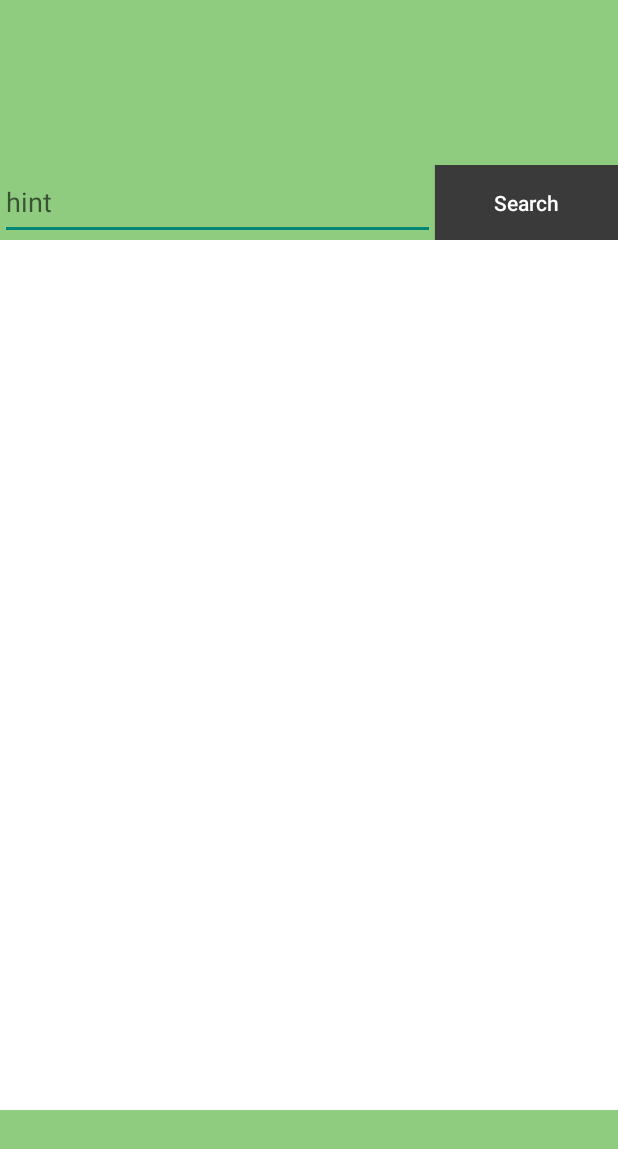
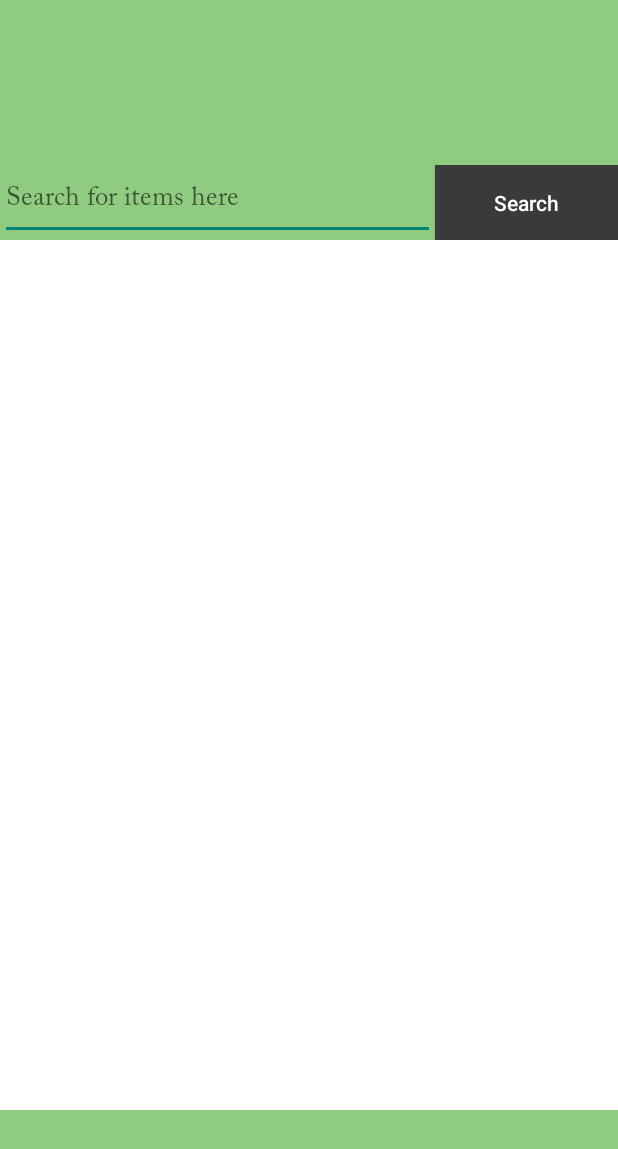
Before and after one commit to fchomski/FarmFresh, an Android app: the fragment SearchFragment shown on its own in the app's theme, on a phone screen of 412 x 824 dp. Shown: the top 1149 px of the screen. Run offline under Robolectric (Android 15) with nearby library versions, the phone set to English and light mode, and no system bars; 3 statements that could not run were skipped.

Commit message:
Small design changes on search page, initial additions to help page

```diff
--- a/app/src/main/res/layout/fragment_search.xml
+++ b/app/src/main/res/layout/fragment_search.xml
@@ -26,7 +26,8 @@
             <com.google.android.material.textfield.TextInputEditText
                 android:layout_width="290dp"
                 android:layout_height="match_parent"
-                android:hint="hint" />
+                android:fontFamily="@font/acaslonpro_regular"
+                android:hint="Search for items here" />
 
             <Button
                 android:id="@+id/searchBtn"
--- a/build.gradle
+++ b/build.gradle
@@ -8,7 +8,7 @@ buildscript {
 
     }
     dependencies {
-        classpath 'com.android.tools.build:gradle:3.6.1'
+        classpath 'com.android.tools.build:gradle:3.6.2'
 
 
         // NOTE: Do not place your application dependencies here; they belong
```
Also changed, not shown: app/src/main/res/layout/fragment_help.xml (+10 -4 lines).
